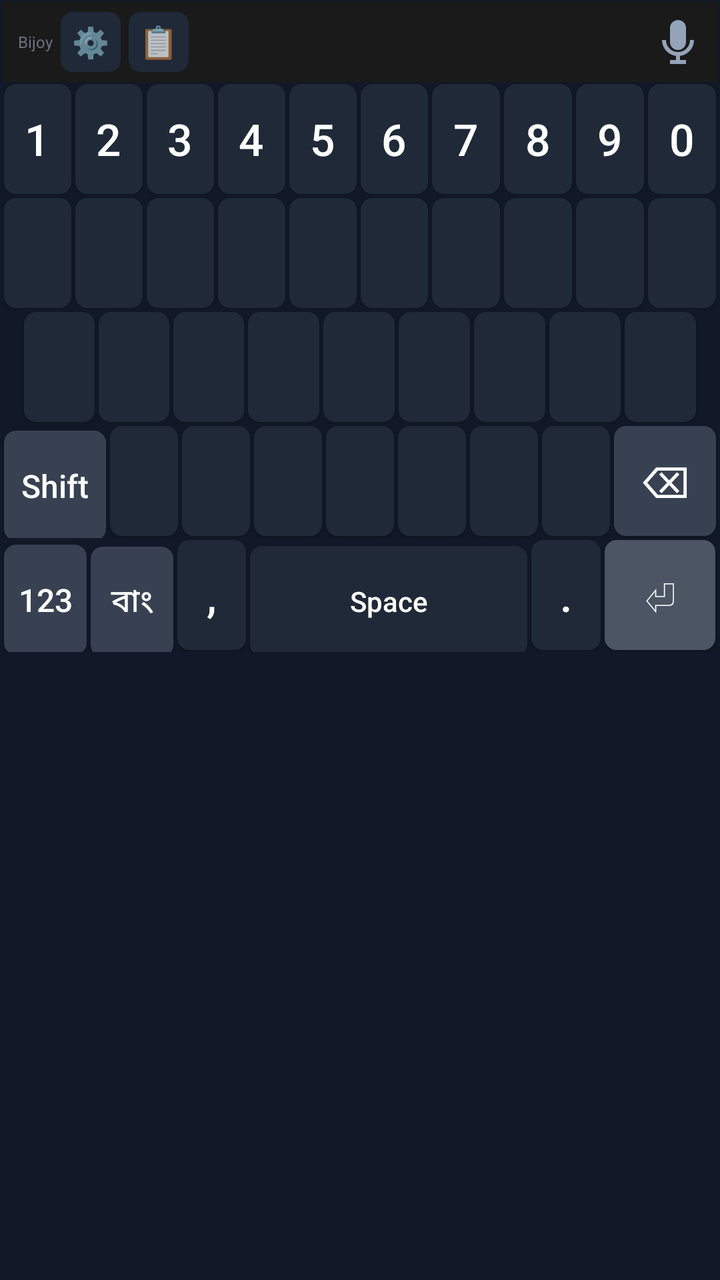
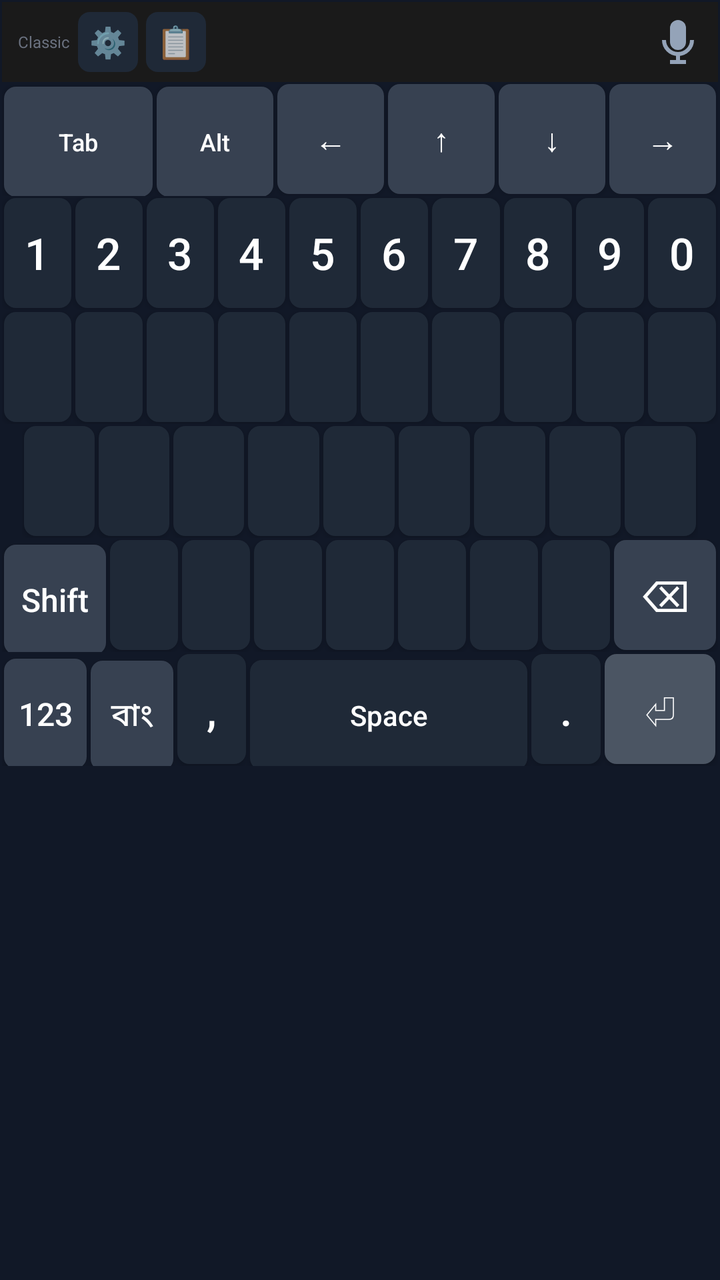

Screens rendered from an Android XML layout before and after an edit, with the pre-edit source and the edit as a unified diff.
<!-- AndroidManifest.xml: application theme Theme.AppCompat.NoActionBar -->
<!-- res/layout/keyboard_layout.xml -->
<?xml version="1.0" encoding="utf-8"?>
<LinearLayout xmlns:android="http://schemas.android.com/apk/res/android"
    android:layout_width="match_parent"
    android:layout_height="wrap_content"
    android:orientation="vertical"
    android:background="#111827"
    android:padding="1dp">

    <LinearLayout
        android:id="@+id/top_bar_container"
        android:layout_width="match_parent"
        android:layout_height="40dp"
        android:orientation="horizontal"
        android:background="#1A1A1A"
        android:gravity="center_vertical"
        android:paddingLeft="8dp">

        <TextView
            android:layout_width="wrap_content"
            android:layout_height="wrap_content"
            android:text="Bijoy"
            android:textColor="#6B7280"
            android:textSize="8sp"
            android:maxLines="1"
            android:layout_marginEnd="4dp"/>

        
        <TextView
            android:id="@+id/btn_settings_gear"
            android:layout_width="30dp"
            android:layout_height="30dp"
            android:text="⚙️"
            android:textSize="15sp"
            android:gravity="center"
            android:background="@drawable/key_background"
            android:layout_marginEnd="4dp"
            android:clickable="true"
            android:focusable="true"/>

        
        <TextView
            android:id="@+id/btn_clipboard_toggle"
            android:layout_width="30dp"
            android:layout_height="30dp"
            android:text="📋"
            android:textSize="16sp"
            android:gravity="center"
            android:background="@drawable/key_background"
            android:layout_marginEnd="4dp"
            android:clickable="true"
            android:focusable="true"/>

        
        <FrameLayout
            android:layout_width="0dp"
            android:layout_weight="1"
            android:layout_height="match_parent">

            
            <LinearLayout
                android:id="@+id/suggestion_strip"
                android:layout_width="match_parent"
                android:layout_height="match_parent"
                android:orientation="horizontal"
                android:gravity="center_vertical"
                android:visibility="visible"/>

            <HorizontalScrollView
                android:id="@+id/clipboard_scroll"
                android:layout_width="match_parent"
                android:layout_height="match_parent"
                android:scrollbars="none"
                android:visibility="gone">

                <LinearLayout
                    android:id="@+id/clipboard_container"
                    android:layout_width="wrap_content"
                    android:layout_height="match_parent"
                    android:orientation="horizontal"
                    android:gravity="center_vertical"
                    android:padding="2dp"/>
            </HorizontalScrollView>
        </FrameLayout>

        
        <ImageView
            android:id="@+id/btn_mic_top"
            android:layout_width="40dp"
            android:layout_height="40dp"
            android:src="@drawable/ic_mic"
            android:padding="8dp"
            android:background="@android:color/transparent"
            android:clickable="true"
            android:focusable="true"/>

    </LinearLayout>

    <LinearLayout android:layout_width="match_parent" android:layout_height="wrap_content" android:orientation="horizontal">
        <Button android:id="@+id/btn_1" style="@style/MyKeyStyle" android:text="1" android:tag="1" android:layout_width="0dp" android:layout_weight="1" android:layout_margin="1dp"/>
        <Button android:id="@+id/btn_2" style="@style/MyKeyStyle" android:text="2" android:tag="2" android:layout_width="0dp" android:layout_weight="1" android:layout_margin="1dp"/>
        <Button android:id="@+id/btn_3" style="@style/MyKeyStyle" android:text="3" android:tag="3" android:layout_width="0dp" android:layout_weight="1" android:layout_margin="1dp"/>
        <Button android:id="@+id/btn_4" style="@style/MyKeyStyle" android:text="4" android:tag="4" android:layout_width="0dp" android:layout_weight="1" android:layout_margin="1dp"/>
        <Button android:id="@+id/btn_5" style="@style/MyKeyStyle" android:text="5" android:tag="5" android:layout_width="0dp" android:layout_weight="1" android:layout_margin="1dp"/>
        <Button android:id="@+id/btn_6" style="@style/MyKeyStyle" android:text="6" android:tag="6" android:layout_width="0dp" android:layout_weight="1" android:layout_margin="1dp"/>
        <Button android:id="@+id/btn_7" style="@style/MyKeyStyle" android:text="7" android:tag="7" android:layout_width="0dp" android:layout_weight="1" android:layout_margin="1dp"/>
        <Button android:id="@+id/btn_8" style="@style/MyKeyStyle" android:text="8" android:tag="8" android:layout_width="0dp" android:layout_weight="1" android:layout_margin="1dp"/>
        <Button android:id="@+id/btn_9" style="@style/MyKeyStyle" android:text="9" android:tag="9" android:layout_width="0dp" android:layout_weight="1" android:layout_margin="1dp"/>
        <Button android:id="@+id/btn_0" style="@style/MyKeyStyle" android:text="0" android:tag="0" android:layout_width="0dp" android:layout_weight="1" android:layout_margin="1dp"/>
    </LinearLayout>

    <LinearLayout android:layout_width="match_parent" android:layout_height="wrap_content" android:orientation="horizontal">
        <Button android:id="@+id/btn_q" style="@style/MyKeyStyle" android:tag="q" android:layout_width="0dp" android:layout_weight="1" android:layout_margin="1dp"/>
        <Button android:id="@+id/btn_w" style="@style/MyKeyStyle" android:tag="w" android:layout_width="0dp" android:layout_weight="1" android:layout_margin="1dp"/>
        <Button android:id="@+id/btn_e" style="@style/MyKeyStyle" android:tag="e" android:layout_width="0dp" android:layout_weight="1" android:layout_margin="1dp"/>
        <Button android:id="@+id/btn_r" style="@style/MyKeyStyle" android:tag="r" android:layout_width="0dp" android:layout_weight="1" android:layout_margin="1dp"/>
        <Button android:id="@+id/btn_t" style="@style/MyKeyStyle" android:tag="t" android:layout_width="0dp" android:layout_weight="1" android:layout_margin="1dp"/>
        <Button android:id="@+id/btn_y" style="@style/MyKeyStyle" android:tag="y" android:layout_width="0dp" android:layout_weight="1" android:layout_margin="1dp"/>
        <Button android:id="@+id/btn_u" style="@style/MyKeyStyle" android:tag="u" android:layout_width="0dp" android:layout_weight="1" android:layout_margin="1dp"/>
        <Button android:id="@+id/btn_i" style="@style/MyKeyStyle" android:tag="i" android:layout_width="0dp" android:layout_weight="1" android:layout_margin="1dp"/>
        <Button android:id="@+id/btn_o" style="@style/MyKeyStyle" android:tag="o" android:layout_width="0dp" android:layout_weight="1" android:layout_margin="1dp"/>
        <Button android:id="@+id/btn_p" style="@style/MyKeyStyle" android:tag="p" android:layout_width="0dp" android:layout_weight="1" android:layout_margin="1dp"/>
    </LinearLayout>

    <LinearLayout android:layout_width="match_parent" android:layout_height="wrap_content" android:orientation="horizontal" android:paddingStart="10dp" android:paddingEnd="10dp">
        <Button android:id="@+id/btn_a" style="@style/MyKeyStyle" android:tag="a" android:layout_width="0dp" android:layout_weight="1" android:layout_margin="1dp"/>
        <Button android:id="@+id/btn_s" style="@style/MyKeyStyle" android:tag="s" android:layout_width="0dp" android:layout_weight="1" android:layout_margin="1dp"/>
        <Button android:id="@+id/btn_d" style="@style/MyKeyStyle" android:tag="d" android:layout_width="0dp" android:layout_weight="1" android:layout_margin="1dp"/>
        <Button android:id="@+id/btn_f" style="@style/MyKeyStyle" android:tag="f" android:layout_width="0dp" android:layout_weight="1" android:layout_margin="1dp"/>
        <Button android:id="@+id/btn_g" style="@style/MyKeyStyle" android:tag="g" android:layout_width="0dp" android:layout_weight="1" android:layout_margin="1dp"/>
        <Button android:id="@+id/btn_h" style="@style/MyKeyStyle" android:tag="h" android:layout_width="0dp" android:layout_weight="1" android:layout_margin="1dp"/>
        <Button android:id="@+id/btn_j" style="@style/MyKeyStyle" android:tag="j" android:layout_width="0dp" android:layout_weight="1" android:layout_margin="1dp"/>
        <Button android:id="@+id/btn_k" style="@style/MyKeyStyle" android:tag="k" android:layout_width="0dp" android:layout_weight="1" android:layout_margin="1dp"/>
        <Button android:id="@+id/btn_l" style="@style/MyKeyStyle" android:tag="l" android:layout_width="0dp" android:layout_weight="1" android:layout_margin="1dp"/>
    </LinearLayout>

    <LinearLayout android:layout_width="match_parent" android:layout_height="wrap_content" android:orientation="horizontal">
        <Button android:id="@+id/btn_shift" style="@style/SpecialKeyStyle" android:layout_width="0dp" android:layout_weight="1.5" android:text="Shift" android:layout_margin="1dp"/>
        <Button
            android:id="@+id/btn_ctrl"
            android:layout_width="0dp"
            android:layout_height="match_parent"
            android:layout_weight="1.5"
            android:text="Ctrl"
            android:textAllCaps="false"
            android:visibility="gone"
            android:background="@drawable/key_background"
            android:textColor="#FFFFFF"
            android:layout_margin="2dp"/>
        <Button android:id="@+id/btn_z" style="@style/MyKeyStyle" android:tag="z" android:layout_width="0dp" android:layout_weight="1" android:layout_margin="1dp"/>
        <Button android:id="@+id/btn_x" style="@style/MyKeyStyle" android:tag="x" android:layout_width="0dp" android:layout_weight="1" android:layout_margin="1dp"/>
        <Button android:id="@+id/btn_c" style="@style/MyKeyStyle" android:tag="c" android:layout_width="0dp" android:layout_weight="1" android:layout_margin="1dp"/>
        <Button android:id="@+id/btn_v" style="@style/MyKeyStyle" android:tag="v" android:layout_width="0dp" android:layout_weight="1" android:layout_margin="1dp"/>
        <Button android:id="@+id/btn_b" style="@style/MyKeyStyle" android:tag="b" android:layout_width="0dp" android:layout_weight="1" android:layout_margin="1dp"/>
        <Button android:id="@+id/btn_n" style="@style/MyKeyStyle" android:tag="n" android:layout_width="0dp" android:layout_weight="1" android:layout_margin="1dp"/>
        <Button android:id="@+id/btn_m" style="@style/MyKeyStyle" android:tag="m" android:layout_width="0dp" android:layout_weight="1" android:layout_margin="1dp"/>
        <Button android:id="@+id/btn_del" style="@style/DeleteKeyStyle" android:layout_width="0dp" android:layout_weight="1.5" android:text="&#x232B;" android:layout_margin="1dp"/>
    </LinearLayout>

    <LinearLayout android:layout_width="match_parent" android:layout_height="wrap_content" android:orientation="horizontal">
        <Button android:id="@+id/btn_symbol" style="@style/SpecialKeyStyle" android:layout_width="0dp" android:layout_weight="1.2" android:text="123" android:layout_margin="1dp"/>
        <Button android:id="@+id/btn_lang" style="@style/SpecialKeyStyle" android:layout_width="0dp" android:layout_weight="1.2" android:text="বাং" android:layout_margin="1dp"/>
        <Button android:id="@+id/btn_comma" style="@style/MyKeyStyle" android:layout_width="0dp" android:layout_weight="1" android:text="," android:textSize="22sp" android:layout_margin="1dp"/>
        <Button android:id="@+id/btn_space" style="@style/MyKeyStyle" android:layout_width="0dp" android:layout_weight="4" android:text="Space" android:textSize="14sp" android:layout_margin="1dp"/>
        <Button android:id="@+id/btn_period" style="@style/MyKeyStyle" android:layout_width="0dp" android:layout_weight="1" android:text="." android:textSize="22sp" android:layout_margin="1dp"/>
        <Button android:id="@+id/btn_enter" style="@style/EnterKeyStyle" android:layout_width="0dp" android:layout_weight="1.6" android:text="&#x23CE;" android:layout_margin="1dp"/>
    </LinearLayout>
</LinearLayout>
<!-- resources referenced by this layout -->
<resources>
  <!-- drawable ic_mic (drawable) -->
  <?xml version="1.0" encoding="utf-8"?>
  <vector xmlns:android="http://schemas.android.com/apk/res/android"
      android:width="24dp"
      android:height="24dp"
      android:viewportWidth="24"
      android:viewportHeight="24">
      
      <path
          android:fillColor="#94A3B8"
          android:pathData="M12,1a4,4 0,0 1,4 4L16,12a4,4 0,0 1,-8 0L8,5a4,4 0,0 1,4 -4z"/>
      
      <path
          android:fillColor="@android:color/transparent"
          android:strokeColor="#94A3B8"
          android:strokeWidth="2"
          android:pathData="M5,11c0,3.87 3.13,7 7,7s7,-3.13 7,-7"/>
      
      <path
          android:fillColor="@android:color/transparent"
          android:strokeColor="#94A3B8"
          android:strokeWidth="2"
          android:pathData="M12,18L12,22"/>
      
      <path
          android:fillColor="@android:color/transparent"
          android:strokeColor="#94A3B8"
          android:strokeWidth="2"
          android:pathData="M8,22L16,22"/>
  </vector>
  <!-- drawable key_background (drawable) -->
  <?xml version="1.0" encoding="utf-8"?>
  
  <shape xmlns:android="http://schemas.android.com/apk/res/android">
      <solid android:color="#1F2937" />
      <corners android:radius="6dp" />
  </shape>
  <style name="DeleteKeyStyle" parent="MyKeyStyle">
          <item name="android:backgroundTint">#374151</item>
          <item name="android:textColor">#FFFFFF</item>
          <item name="android:textSize">22sp</item>
      </style>
  <style name="EnterKeyStyle" parent="MyKeyStyle">
          <item name="android:backgroundTint">#4B5563</item>
          <item name="android:textColor">#FFFFFF</item>
          <item name="android:textSize">22sp</item>
      </style>
  <style name="MyKeyStyle">
          <item name="android:layout_width">0dp</item>
          <item name="android:layout_height">55dp</item>
          <item name="android:layout_weight">1</item>
          <item name="android:textAllCaps">false</item>
          <item name="android:textSize">22sp</item> <item name="android:textColor">#FFFFFF</item>
          <item name="android:background">@drawable/key_background</item>
          <item name="android:gravity">center</item>
      </style>
  <style name="SpecialKeyStyle" parent="MyKeyStyle">
          <item name="android:backgroundTint">#374151</item>
          <item name="android:textSize">16sp</item> </style>
</resources>

<!-- the commit's change to res/layout/keyboard_layout.xml (unified diff, before → after) -->
@@ -16,9 +16,10 @@
         android:paddingLeft="8dp">
 
         <TextView
+            android:id="@+id/mode_label"
             android:layout_width="wrap_content"
             android:layout_height="wrap_content"
-            android:text="Bijoy"
+            android:text="Classic"
             android:textColor="#6B7280"
             android:textSize="8sp"
             android:maxLines="1"
@@ -96,6 +97,15 @@
     </LinearLayout>
 
     <LinearLayout android:layout_width="match_parent" android:layout_height="wrap_content" android:orientation="horizontal">
+        <Button android:id="@+id/btn_tab" style="@style/SpecialKeyStyle" android:layout_width="0dp" android:layout_weight="1.4" android:text="Tab" android:textSize="12sp" android:textAllCaps="false" android:layout_margin="1dp"/>
+        <Button android:id="@+id/btn_alt" style="@style/SpecialKeyStyle" android:layout_width="0dp" android:layout_weight="1.1" android:text="Alt" android:textSize="12sp" android:textAllCaps="false" android:layout_margin="1dp"/>
+        <Button android:id="@+id/btn_dpad_left" style="@style/SpecialKeyStyle" android:layout_width="0dp" android:layout_weight="1" android:text="&#x2190;" android:layout_margin="1dp"/>
+        <Button android:id="@+id/btn_dpad_up" style="@style/SpecialKeyStyle" android:layout_width="0dp" android:layout_weight="1" android:text="&#x2191;" android:layout_margin="1dp"/>
+        <Button android:id="@+id/btn_dpad_down" style="@style/SpecialKeyStyle" android:layout_width="0dp" android:layout_weight="1" android:text="&#x2193;" android:layout_margin="1dp"/>
+        <Button android:id="@+id/btn_dpad_right" style="@style/SpecialKeyStyle" android:layout_width="0dp" android:layout_weight="1" android:text="&#x2192;" android:layout_margin="1dp"/>
+    </LinearLayout>
+
+    <LinearLayout android:layout_width="match_parent" android:layout_height="wrap_content" android:orientation="horizontal">
         <Button android:id="@+id/btn_1" style="@style/MyKeyStyle" android:text="1" android:tag="1" android:layout_width="0dp" android:layout_weight="1" android:layout_margin="1dp"/>
         <Button android:id="@+id/btn_2" style="@style/MyKeyStyle" android:text="2" android:tag="2" android:layout_width="0dp" android:layout_weight="1" android:layout_margin="1dp"/>
         <Button android:id="@+id/btn_3" style="@style/MyKeyStyle" android:text="3" android:tag="3" android:layout_width="0dp" android:layout_weight="1" android:layout_margin="1dp"/>
